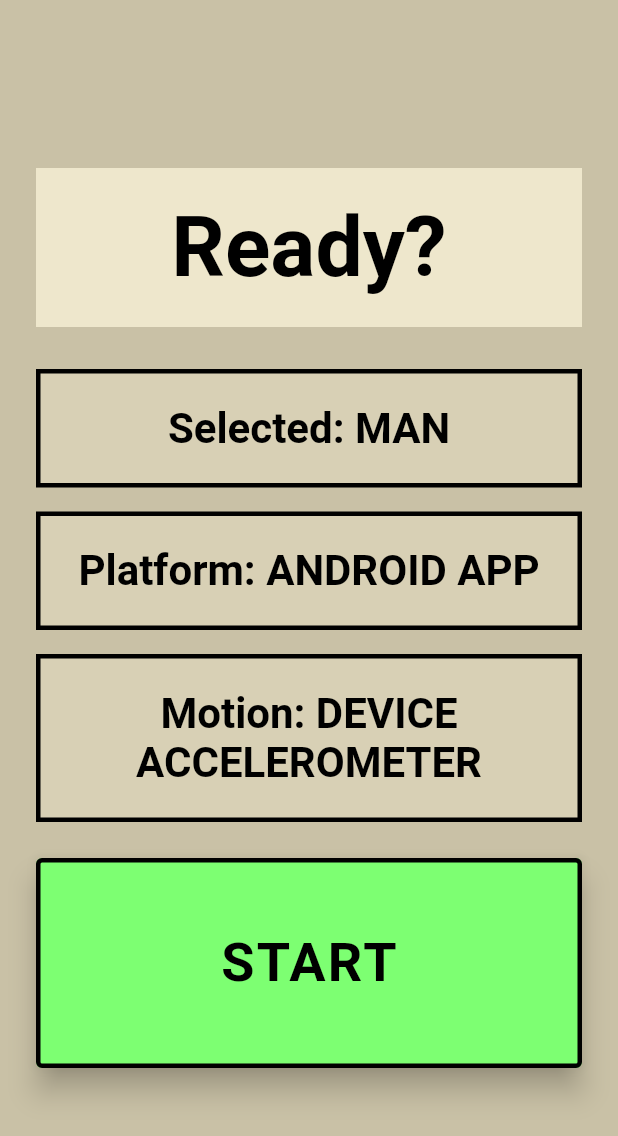
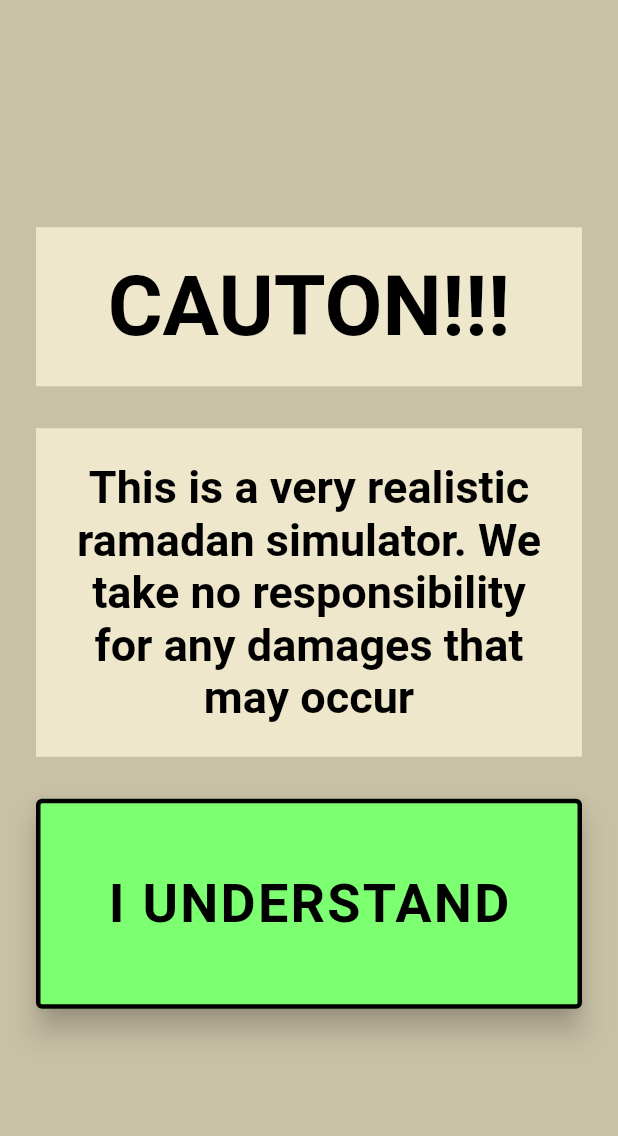
Before and after one commit to dszondy/ramadan_sim, a Flutter app: the screen it shows after launch, after a tap on "MAN", on a phone screen of 412 x 824 dp. Shown: the top 1136 px of the screen. Run offline on Flutter 3.47's test engine with Material 3 defaults, Android fonts, the light colour scheme and no system bars; Roboto replaces fonts that are missing (Times New Roman).

Commit message:
Refine game flow and web asset pipeline

```diff
--- a/lib/main.dart
+++ b/lib/main.dart
@@ -9,7 +9,7 @@ void main() {
 
 enum ParticipantType { man, woman, other }
 
-enum AppScreen { genderQuestion, accelerometerPrompt, ready, game, brokeFast }
+enum AppScreen { genderQuestion, caution, ready, game, brokeFast }
 
 class RamadanSimApp extends StatefulWidget {
   const RamadanSimApp({super.key});
@@ -23,7 +23,6 @@ class _RamadanSimAppState extends State<RamadanSimApp> {
   RuntimeContext? _runtimeContext;
   AppScreen _screen = AppScreen.genderQuestion;
   bool _accelerometerGranted = false;
-  bool _isRequestingAccelerometer = false;
   double _lastRunSeconds = 0;
 
   Future<void> _selectParticipantType(ParticipantType type) async {
@@ -32,27 +31,13 @@ class _RamadanSimAppState extends State<RamadanSimApp> {
     setState(() {
       _participantType = type;
       _runtimeContext = runtimeContext;
-      _accelerometerGranted = false;
-      _screen = runtimeContext.needsBrowserAccelerometerPrompt
-          ? AppScreen.accelerometerPrompt
-          : AppScreen.ready;
+      _accelerometerGranted = runtimeContext.motionSupport != MotionSupport.browserAccelerometer;
+      _screen = AppScreen.caution;
     });
   }
 
-  Future<void> _enableBrowserAccelerometer() async {
+  void _showReadyScreen() {
     setState(() {
-      _isRequestingAccelerometer = true;
-    });
-
-    final granted = await requestBrowserAccelerometerAccess();
-
-    if (!mounted) {
-      return;
-    }
-
-    setState(() {
-      _accelerometerGranted = granted;
-      _isRequestingAccelerometer = false;
       _screen = AppScreen.ready;
     });
   }
@@ -84,10 +69,7 @@ class _RamadanSimAppState extends State<RamadanSimApp> {
         AppScreen.genderQuestion => GenderQuestionScreen(
           onSelected: _selectParticipantType,
         ),
-        AppScreen.accelerometerPrompt => AccelerometerPromptScreen(
-          isRequesting: _isRequestingAccelerometer,
-          onEnable: _enableBrowserAccelerometer,
-        ),
+        AppScreen.caution => CautionScreen(onContinue: _showReadyScreen),
         AppScreen.ready => ReadyScreen(
           participantType: _participantType!,
           runtimeContext: _runtimeContext!,
@@ -108,10 +90,50 @@ class _RamadanSimAppState extends State<RamadanSimApp> {
 
   String _playerAssetPath(ParticipantType participantType) {
     return switch (participantType) {
-      ParticipantType.man => 'assets/rs_man.png',
-      ParticipantType.woman => 'assets/rs_woman.png',
-      ParticipantType.other => 'assets/rs_other.png',
+      ParticipantType.man => 'assets/rs_man.webp',
+      ParticipantType.woman => 'assets/rs_woman.webp',
+      ParticipantType.other => 'assets/rs_other.webp',
     };
+  }
+}
+
+class CautionScreen extends StatelessWidget {
+  const CautionScreen({super.key, required this.onContinue});
+
+  final VoidCallback onContinue;
+
+  @override
+  Widget build(BuildContext context) {
+    return _RetroPage(
+      child: Column(
+        mainAxisSize: MainAxisSize.min,
+        children: [
+          const _BigQuestionPanel(text: 'CAUTON!!!', fontSize: 56),
+          const SizedBox(height: 28),
+          Container(
+            width: double.infinity,
+            padding: const EdgeInsets.all(22),
+            color: const Color(0xFFEEE7CC),
+            child: const Text(
+              'This is a very realistic ramadan simulator. We take no responsibility for any damages that may occur',
+              textAlign: TextAlign.center,
+              style: TextStyle(
+                fontSize: 30,
+                fontWeight: FontWeight.bold,
+                color: Colors.black,
+              ),
+            ),
+          ),
+          const SizedBox(height: 28),
+          _GiantChoiceButton(
+            label: 'I UNDERSTAND',
+            buttonColor: const Color(0xFF7DFF72),
+            fullWidth: true,
+            onPressed: onContinue,
+          ),
+        ],
+      ),
+    );
   }
 }
 
@@ -163,54 +185,6 @@ class GenderQuestionScreen extends StatelessWidget {
   }
 }
 
-class AccelerometerPromptScreen extends StatelessWidget {
-  const AccelerometerPromptScreen({
-    super.key,
-    required this.onEnable,
-    required this.isRequesting,
-  });
-
-  final VoidCallback onEnable;
-  final bool isRequesting;
-
-  @override
-  Widget build(BuildContext context) {
-    return _RetroPage(
-      child: Column(
-        mainAxisSize: MainAxisSize.min,
-        children: [
-          const _BigQuestionPanel(
-            text: 'Browser accelerometer needed',
-            fontSize: 34,
-          ),
-          const SizedBox(height: 22),
-          Container(
-            width: double.infinity,
-            padding: const EdgeInsets.all(18),
-            color: const Color(0xFFEEE7CC),
-            child: const Text(
-              'You are on a phone browser. Allow motion access so the game can use the accelerometer.',
-              textAlign: TextAlign.center,
-              style: TextStyle(
-                fontSize: 24,
-                fontWeight: FontWeight.bold,
-                color: Colors.black,
-              ),
-            ),
-          ),
-          const SizedBox(height: 24),
-          _GiantChoiceButton(
-            label: isRequesting ? 'WAIT...' : 'ALLOW',
-            buttonColor: const Color(0xFF7DFF72),
-            fullWidth: true,
-            onPressed: isRequesting ? () {} : onEnable,
-          ),
-        ],
-      ),
-    );
-  }
-}
-
 class ReadyScreen extends StatelessWidget {
   const ReadyScreen({
     super.key,
@@ -232,12 +206,6 @@ class ReadyScreen extends StatelessWidget {
         mainAxisSize: MainAxisSize.min,
         children: [
           const _BigQuestionPanel(text: 'Ready?', fontSize: 56),
-          const SizedBox(height: 28),
-          _InfoPanel(text: 'Selected: ${participantType.name.toUpperCase()}'),
-          const SizedBox(height: 16),
-          _InfoPanel(text: 'Platform: ${_platformLabel(runtimeContext.mode)}'),
-          const SizedBox(height: 16),
-          _InfoPanel(text: 'Motion: ${_motionLabel()}'),
           const SizedBox(height: 24),
           _GiantChoiceButton(
             label: 'START',
@@ -250,26 +218,6 @@ class ReadyScreen extends StatelessWidget {
     );
   }
 
-  String _motionLabel() {
-    return switch (runtimeContext.motionSupport) {
-      MotionSupport.none => 'NONE',
-      MotionSupport.deviceAccelerometer => 'DEVICE ACCELEROMETER',
-      MotionSupport.browserAccelerometer =>
-        accelerometerGranted
-            ? 'BROWSER ACCELEROMETER ENABLED'
-            : 'BROWSER ACCELEROMETER NOT GRANTED',
-    };
-  }
-
-  String _platformLabel(RuntimeMode mode) {
-    return switch (mode) {
-      RuntimeMode.desktopBrowser => 'DESKTOP BROWSER',
-      RuntimeMode.mobileBrowser => 'MOBILE BROWSER',
-      RuntimeMode.androidApp => 'ANDROID APP',
-      RuntimeMode.iosApp => 'IOS APP',
-      RuntimeMode.other => 'OTHER',
-    };
-  }
 }
 
 class BrokeFastScreen extends StatelessWidget {
@@ -408,33 +356,6 @@ class _BigQuestionPanel extends StatelessWidget {
   }
 }
 
-class _InfoPanel extends StatelessWidget {
-  const _InfoPanel({required this.text});
-
-  final String text;
-
-  @override
-  Widget build(BuildContext context) {
-    return Container(
-      width: double.infinity,
-      padding: const EdgeInsets.all(20),
-      decoration: BoxDecoration(
-        color: const Color(0xFFD8D0B5),
-        border: Border.all(color: Colors.black, width: 3),
-      ),
-      child: Text(
-        text,
-        textAlign: TextAlign.center,
-        style: const TextStyle(
-          fontSize: 28,
-          fontWeight: FontWeight.bold,
-          color: Colors.black,
-        ),
-      ),
-    );
-  }
-}
-
 class _GiantChoiceButton extends StatelessWidget {
   const _GiantChoiceButton({
     required this.label,
```
Also changed, not shown: lib/game_screen.dart (+54 -23 lines), assets/rs_bg.webp (added), assets/rs_fall_1.webp (added), assets/rs_fall_2.webp (added), assets/rs_fall_3.webp (added), assets/rs_fall_4.webp (added), assets/rs_fall_5.webp (added), assets/rs_fall_6.webp (added), assets/rs_fall_7.webp (added), assets/rs_man.webp (added), assets/rs_other.webp (added), assets/rs_woman.webp (added), 5 other files.
